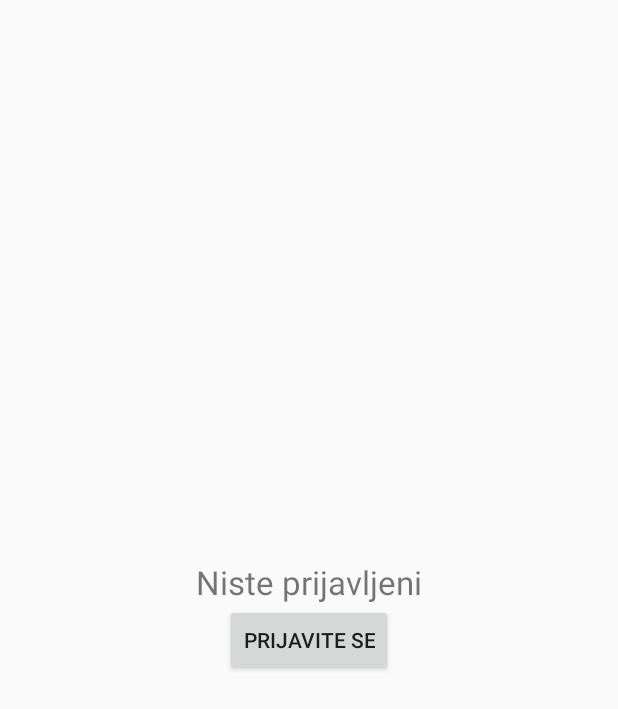
After one commit to Bikonja/scad-for-android, an Android app: the layout activity_main_not_logged_in.xml on its own in the app's theme, with its tools: preview values and no code run, on a phone screen of 412 x 824 dp. The commit adds this screen. Shown: the top 709 px of the screen. Run offline under Robolectric (Android 15) with nearby library versions, the phone set to English and light mode, and no system bars.

Commit message:
Fixed #6

```diff
--- /dev/null
+++ b/Scad/app/src/main/res/layout/activity_main_not_logged_in.xml
@@ -0,0 +1,25 @@
+<!--
+  ~ Copyright (C) 2015  Bikonja
+  -->
+
+<LinearLayout
+    android:layout_width="fill_parent"
+    android:layout_height="fill_parent"
+    android:orientation="vertical"
+    android:gravity="center"
+    android:layout_gravity="center"
+    xmlns:android="http://schemas.android.com/apk/res/android">
+    <TextView
+        android:layout_width="wrap_content"
+        android:layout_height="wrap_content"
+        android:layout_gravity="center"
+        android:textSize="@dimen/abc_text_size_large_material"
+        android:text="@string/not_logged_in"
+        />
+    <Button
+        android:id="@+id/login_button"
+        android:layout_width="wrap_content"
+        android:layout_height="wrap_content"
+        android:text="@string/login"
+        />
+</LinearLayout>
--- a/Scad/app/src/main/res/values/strings.xml
+++ b/Scad/app/src/main/res/values/strings.xml
@@ -26,4 +26,6 @@
     <string name="portal_address">Adresa portala</string>
     <string name="error_invalid_portal_address">Adresa portala koju ste unijeli nije ispravna</string>
 
+    <string name="not_logged_in">Niste prijavljeni</string>
+
 </resources>
```
Also changed, not shown: Scad/app/src/main/java/com/igorloborec/scad/MainActivity.java (+33 -10 lines), 2 other files.
